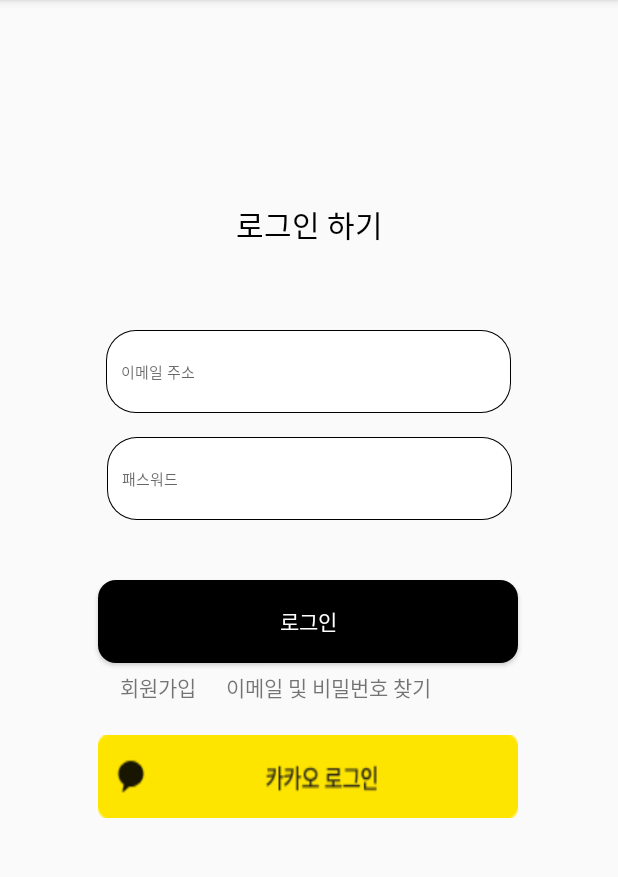
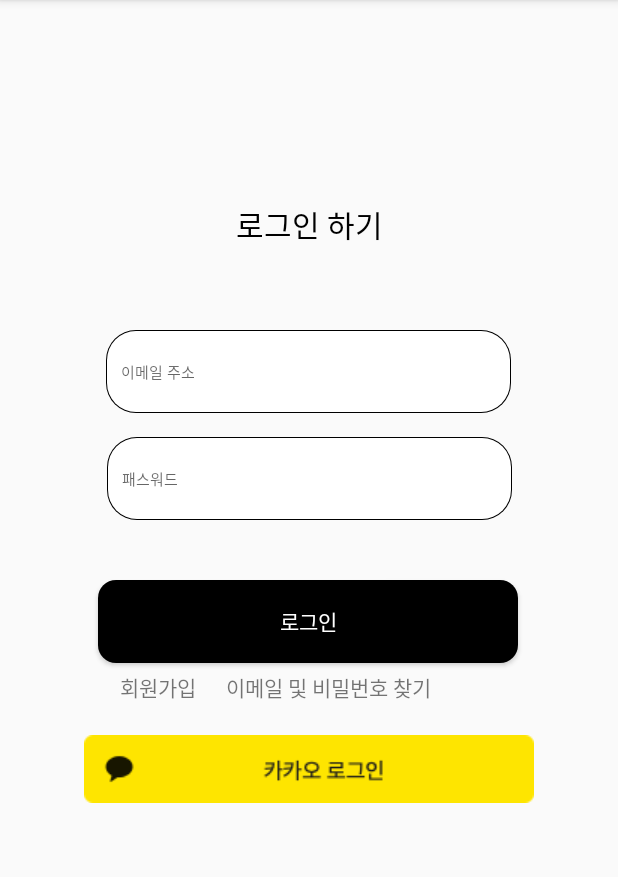
Before and after one commit to Taron8530/Solo_project, an Android app: the screen it shows after launch (Login), on a phone screen of 412 x 824 dp, the part 84-961 px from its top. Run offline under Robolectric (Android 15) with nearby library versions, the phone set to English and light mode, and no system bars; libraries missing offline, so code that uses them is left out: com.kakao.sdk.

```diff
--- a/app/src/main/java/com/example/solo_project/ApiInterface.java
+++ b/app/src/main/java/com/example/solo_project/ApiInterface.java
@@ -53,7 +53,7 @@ public interface ApiInterface {
 
     //메인 리사이클러뷰로 뿌려주는 용도
     @GET("select_used.php")
-    Call<ArrayList<item_model>> select_used();
+    Call<ArrayList<item_model>> select_used(@Query("page") int page);
 
     //인증코드로 프로필 불러오기
     @GET("select_profile.php")
--- a/app/src/main/java/com/example/solo_project/F_profile.java
+++ b/app/src/main/java/com/example/solo_project/F_profile.java
@@ -130,7 +130,7 @@ public class F_profile extends Fragment {
                 if(response.isSuccessful()){
                     Log.e("프로필프래그먼트 Credit", String.valueOf(response.body()));
                     credit = response.body().getCredit();
-                    credit_View.setText("보유 크래딧: "+credit);
+                    credit_View.setText("보유 크래딧: "+credit+"C");
                 }
             }
 
--- a/app/src/main/res/layout/activity_login.xml
+++ b/app/src/main/res/layout/activity_login.xml
@@ -94,12 +94,12 @@
 
     <ImageButton
         android:id="@+id/kakao_login_btn"
-        android:layout_width="280dp"
-        android:layout_height="55dp"
+        android:layout_width="wrap_content"
+        android:layout_height="wrap_content"
         android:layout_marginTop="48dp"
         android:background="@drawable/kakao_login_btn"
         app:layout_constraintEnd_toEndOf="parent"
-        app:layout_constraintHorizontal_bias="0.497"
+        app:layout_constraintHorizontal_bias="0.5"
         app:layout_constraintStart_toStartOf="parent"
         app:layout_constraintTop_toBottomOf="@+id/submit"
         tools:ignore="SpeakableTextPresentCheck" />
```
Also changed, not shown: app/src/main/java/com/example/solo_project/F_home.java (+32 -4 lines), app/src/main/res/layout/fragment_f_home.xml (+15 -2 lines).
